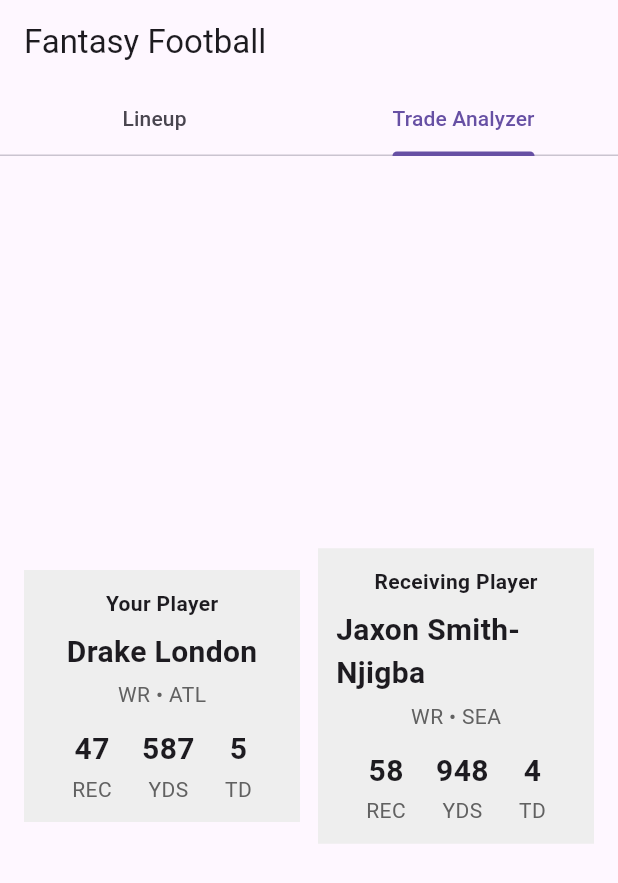
After one commit to mlee9washcoll/CSI210, a Flutter app: the FantasyApp screen opened directly, tab 2 chosen, on a phone screen of 412 x 824 dp. The commit adds this screen. Shown: the top 883 px of the screen. Run offline on Flutter 3.47's test engine with Material 3 defaults, Android fonts, the phone set to English and light mode, and no system bars; our stand-ins replace shared_preferences; accounts and stored records are empty.

Commit message:
initial commit

```diff
--- /dev/null
+++ b/fantasy_team_tracker/lib/main.dart
@@ -0,0 +1,209 @@
+import 'package:flutter/material.dart';
+import 'package:shared_preferences/shared_preferences.dart';
+
+void main() => runApp(
+  const MaterialApp(home: FantasyApp(), debugShowCheckedModeBanner: false),
+);
+
+class Player {
+  final String name;
+  final String team;
+  final String pos;
+  final String line;
+  const Player(this.name, this.team, this.pos, this.line);
+}
+
+class TradePlayer {
+  final String label;
+  final String name;
+  final String team;
+  final String pos;
+  final int rec;
+  final int yds;
+  final int td;
+  const TradePlayer(
+    this.label,
+    this.name,
+    this.team,
+    this.pos,
+    this.rec,
+    this.yds,
+    this.td,
+  );
+}
+
+class FantasyApp extends StatelessWidget {
+  const FantasyApp({super.key});
+
+  @override
+  Widget build(BuildContext context) {
+    return DefaultTabController(
+      length: 2,
+      child: Scaffold(
+        appBar: AppBar(
+          title: const Text("Fantasy Football"),
+          bottom: const TabBar(
+            tabs: [
+              Tab(text: "Lineup"),
+              Tab(text: "Trade Analyzer"),
+            ],
+          ),
+        ),
+        body: const TabBarView(children: [LineupTab(), TradeAnalyzerTab()]),
+      ),
+    );
+  }
+}
+
+class LineupTab extends StatelessWidget {
+  const LineupTab({super.key});
+
+  final List<Player> players = const [
+    Player("Joe Flacco", "CIN", "QB", "31/47, 470 yds, 4 TD, 2 INT"),
+    Player("Derrick Henry", "BAL", "RB", "19 rush, 119 yds; 1 rec, 2 yds"),
+    Player("Drake London", "ATL", "WR", "9 rec, 118 yds, 3 TD"),
+    Player("Colston Loveland", "CHI", "TE", "2 rec, 118 yds, 2 TD"),
+    Player("Parker Romo", "ATL", "K", "FG 1/1 (38), XP 2/3"),
+  ];
+
+  @override
+  Widget build(BuildContext context) {
+    return ListView(
+      children: players.map((player) {
+        return ListTile(
+          leading: CircleAvatar(child: Text(player.pos)),
+          title: Text("${player.name} • ${player.team}"),
+          subtitle: Text(player.line),
+          trailing: const Icon(Icons.arrow_forward_ios),
+          onTap: () {
+            Navigator.push(
+              context,
+              MaterialPageRoute(builder: (_) => PlayerPage(player: player)),
+            );
+          },
+        );
+      }).toList(),
+    );
+  }
+}
+
+class PlayerPage extends StatelessWidget {
+  final Player player;
+  const PlayerPage({super.key, required this.player});
+
+  @override
+  Widget build(BuildContext context) {
+    return Scaffold(
+      appBar: AppBar(title: Text(player.name)),
+      body: Center(
+        child: Column(
+          mainAxisAlignment: MainAxisAlignment.center,
+          children: [
+            Text(
+              player.name,
+              style: const TextStyle(fontSize: 24, fontWeight: FontWeight.bold),
+            ),
+            const SizedBox(height: 6),
+            Text(
+              "${player.pos} • ${player.team}",
+              style: TextStyle(color: Colors.grey.shade700),
+            ),
+            const SizedBox(height: 12),
+            Text(player.line, style: const TextStyle(fontSize: 18)),
+          ],
+        ),
+      ),
+    );
+  }
+}
+
+class TradeAnalyzerTab extends StatelessWidget {
+  const TradeAnalyzerTab({super.key});
+
+  @override
+  Widget build(BuildContext context) {
+    const yourPlayer = TradePlayer(
+      "Your Player",
+      "Drake London",
+      "ATL",
+      "WR",
+      47,
+      587,
+      5,
+    );
+    const theirPlayer = TradePlayer(
+      "Receiving Player",
+      "Jaxon Smith-Njigba",
+      "SEA",
+      "WR",
+      58,
+      948,
+      4,
+    );
+
+    Widget box(TradePlayer player) {
+      return Expanded(
+        child: Container(
+          padding: const EdgeInsets.all(12),
+          color: Colors.grey.shade200,
+          child: Column(
+            mainAxisSize: MainAxisSize.min,
+            children: [
+              Text(
+                player.label,
+                style: const TextStyle(fontWeight: FontWeight.bold),
+              ),
+              const SizedBox(height: 8),
+              Text(
+                player.name,
+                style: const TextStyle(
+                  fontSize: 20,
+                  fontWeight: FontWeight.w600,
+                ),
+              ),
+              const SizedBox(height: 4),
+              Text(
+                "${player.pos} • ${player.team}",
+                style: TextStyle(color: Colors.grey.shade700),
+              ),
+              const SizedBox(height: 12),
+              Row(
+                mainAxisAlignment: MainAxisAlignment.spaceEvenly,
+                children: [
+                  stat("REC", player.rec.toString()),
+                  stat("YDS", player.yds.toString()),
+                  stat("TD", player.td.toString()),
+                ],
+              ),
+            ],
+          ),
+        ),
+      );
+    }
+
+    return Center(
+      child: SizedBox(
+        width: 720,
+        child: Padding(
+          padding: const EdgeInsets.all(16),
+          child: Row(
+            children: [box(yourPlayer), const SizedBox(width: 12), box(theirPlayer)],
+          ),
+        ),
+      ),
+    );
+  }
+}
+
+Widget stat(String label, String value) {
+  return Column(
+    children: [
+      Text(
+        value,
+        style: const TextStyle(fontSize: 20, fontWeight: FontWeight.bold),
+      ),
+      const SizedBox(height: 2),
+      Text(label, style: TextStyle(color: Colors.grey.shade700)),
+    ],
+  );
+}
--- a/my_app/lib/main.dart
+++ b/my_app/lib/main.dart
@@ -103,7 +103,7 @@
         ),
         SliverGrid(
           gridDelegate: SliverGridDelegateWithFixedCrossAxisCount(
-            crossAxisCount: 3,
+            crossAxisCount: 2,
           ),
           delegate: SliverChildBuilderDelegate(
             (context, index) => Container(
```
Also changed, not shown: fantasy_team_tracker/analysis_options.yaml (added, +28 -0 lines), fantasy_team_tracker/pubspec.yaml (added, +89 -0 lines), fantasy_team_tracker/pubspec.lock (added), 127 other files.
